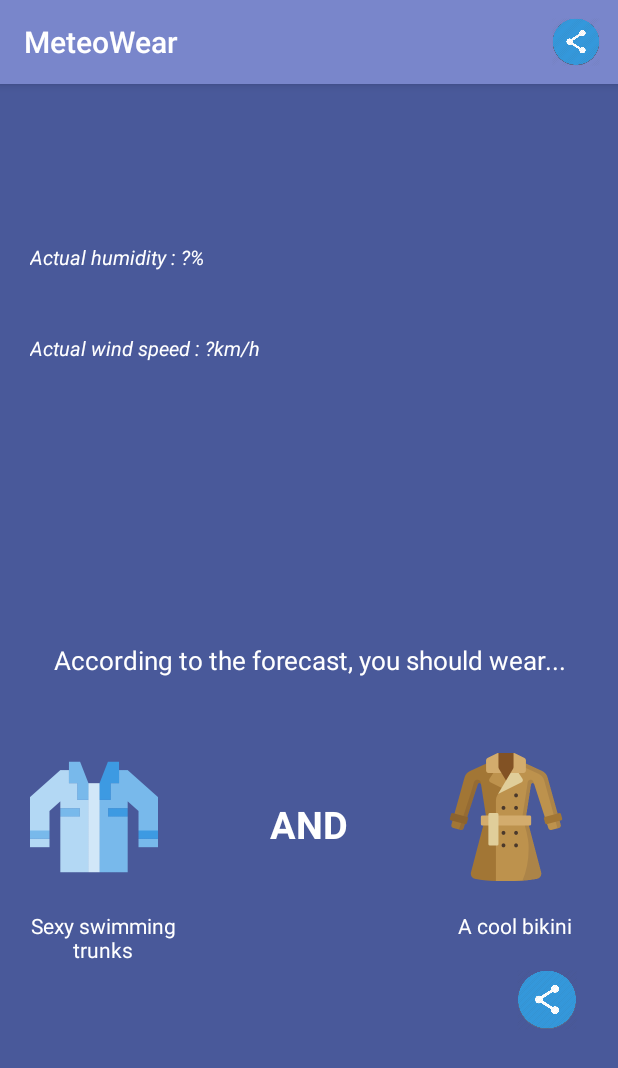
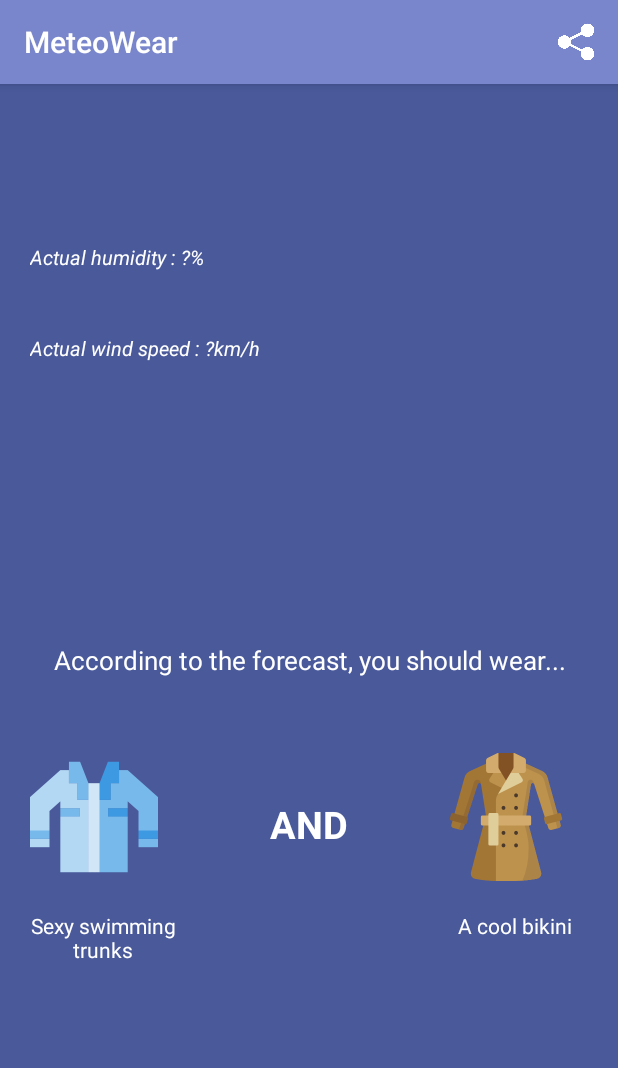
Before and after one commit to Tahaga/ProjetISN, an Android app: the MainActivity screen opened directly, with no data from a screen before it, on a phone screen of 412 x 824 dp. Shown: the top 1068 px of the screen. Run offline under Robolectric (Android 15) with nearby library versions, the phone set to English and light mode, and no system bars.

Commit message:
V1.3 - Share functionality !

```diff
--- a/app/build.gradle
+++ b/app/build.gradle
@@ -10,8 +10,8 @@ android {
         applicationId "blasko.daniel.projetisn"
         minSdkVersion 18
         targetSdkVersion 26
-        versionCode 2
-        versionName "1.2"
+        versionCode 3
+        versionName "1.3"
         testInstrumentationRunner "android.support.test.runner.AndroidJUnitRunner"
     }
     buildTypes {
--- a/app/src/main/java/blasko/daniel/projetisn/WelcomeActivity.kt
+++ b/app/src/main/java/blasko/daniel/projetisn/WelcomeActivity.kt
@@ -16,7 +16,7 @@ class WelcomeActivity : AppCompatActivity() {
         // On lance MainActivity au clic sur le logo, pas d'extra avec l'intent pour l'instant
         activityLogo.setOnClickListener {
             var city : String = editTextCity.text.toString()
-            if (city == ""){
+            if (city == "") {
                 Toast.makeText(this, "Please, enter you city name!", Toast.LENGTH_SHORT).show()
             }
             else {
--- a/app/src/main/res/layout/activity_main.xml
+++ b/app/src/main/res/layout/activity_main.xml
@@ -147,17 +147,6 @@
                 android:textAlignment="center"
                 android:textColor="#FFFF" />
 
-            <ImageView
-                android:id="@+id/twitterImageView"
-                android:layout_width="40dp"
-                android:layout_height="40dp"
-                android:layout_marginLeft="70dp"
-                android:layout_marginTop="20dp"
-                app:srcCompat="@drawable/twitter"
-                android:background="?attr/selectableItemBackground"
-                android:clickable="true"
-                android:focusable="true" />
-
         </LinearLayout>
 
     </LinearLayout>
--- a/app/src/main/res/layout/activity_welcome.xml
+++ b/app/src/main/res/layout/activity_welcome.xml
@@ -41,7 +41,7 @@ Click the icon and you won't be cold today!"
         android:layout_alignParentBottom="true"
         android:layout_centerHorizontal="true"
         android:layout_marginBottom="45dp"
-        android:text="App version : 1.1"
+        android:text="App version : 1.3"
         android:textColor="#FFFF"
         android:id="@+id/textView" />
 
@@ -51,7 +51,7 @@ Click the icon and you won't be cold today!"
         android:layout_alignParentBottom="true"
         android:layout_centerHorizontal="true"
         android:layout_marginBottom="20dp"
-        android:text="Release date : 10.03.18"
+        android:text="Release date : 17.03.18"
         android:textColor="#FFFF" />
 
     <EditText
--- a/app/src/main/res/menu/main_share_button.xml
+++ b/app/src/main/res/menu/main_share_button.xml
@@ -2,13 +2,14 @@
 <menu xmlns:android="http://schemas.android.com/apk/res/android"
     xmlns:app="http://schemas.android.com/apk/res-auto" >
 
-    <item android:id="@+id/buttonShare"
-    android:title="Share"
-    android:icon="@drawable/twitter"
-    app:showAsAction="always"
-    app:srcCompat="@drawable/twitter"
-    android:background="?attr/selectableItemBackground"
-    android:clickable="true"
-    android:focusable="true"/>
+    <item
+        android:id="@+id/buttonShare"
+        android:background="?attr/selectableItemBackground"
+        android:clickable="true"
+        android:focusable="true"
+        android:icon="@drawable/twitter"
+        android:title="Share"
+        app:showAsAction="always"
+        app:srcCompat="@drawable/twitter" />
 
 </menu>
```
Also changed, not shown: app/src/main/java/blasko/daniel/projetisn/MainActivity.kt (+31 -40 lines), app/src/main/res/drawable/fab.png (added), app/src/main/res/drawable/twitter.png, app/src/main/res/drawable/yamaha.png (added).
